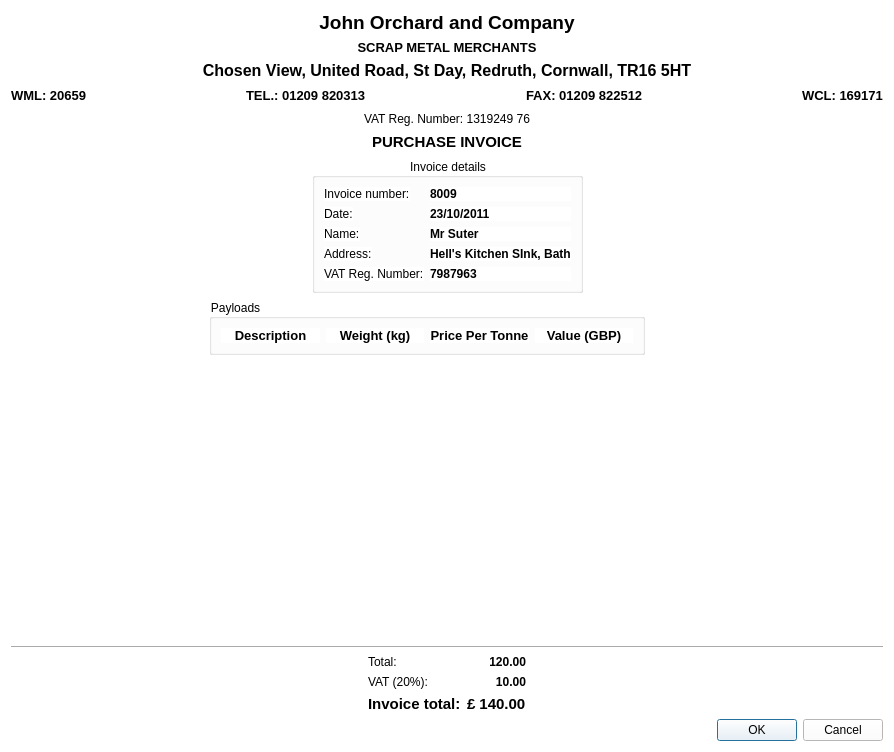
Old version of the form main_program/gui_interface_designs/invoice_review_dialog_design.ui in the repository yimenhfeifei/josm-invoice.
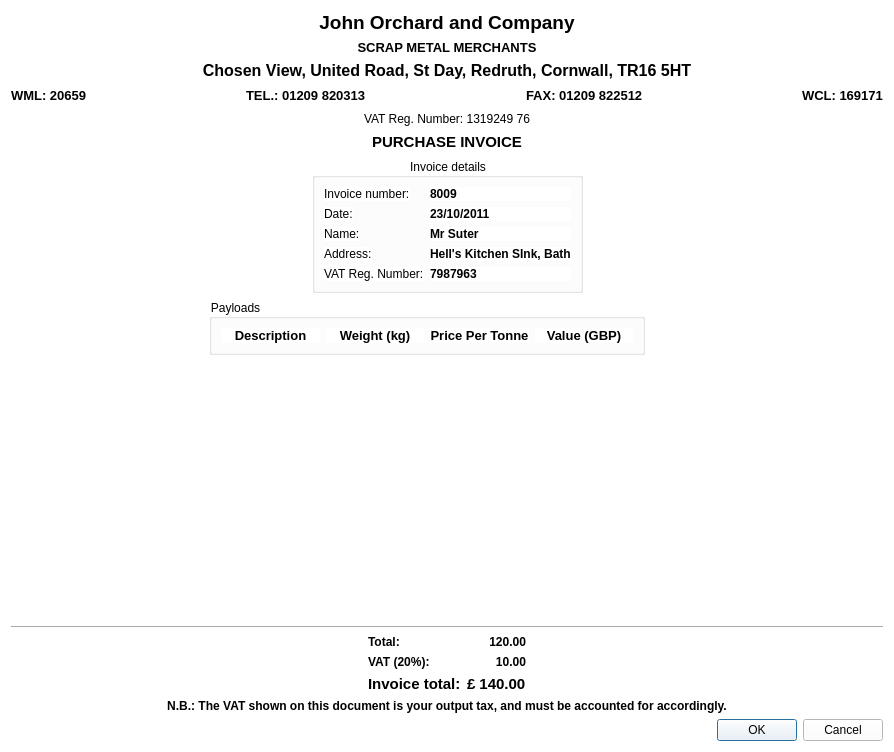
New version of the form.

```diff
--- a/main_program/gui_interface_designs/invoice_review_dialog_design.ui
+++ b/main_program/gui_interface_designs/invoice_review_dialog_design.ui
@@ -526,14 +526,22 @@
        <item row="0" column="0">
         <widget class="QLabel" name="label_9">
          <property name="text">
-          <string>Total:</string>
+          <string>&lt;!DOCTYPE HTML PUBLIC &quot;-//W3C//DTD HTML 4.0//EN&quot; &quot;http://www.w3.org/TR/REC-html40/strict.dtd&quot;&gt;
+&lt;html&gt;&lt;head&gt;&lt;meta name=&quot;qrichtext&quot; content=&quot;1&quot; /&gt;&lt;style type=&quot;text/css&quot;&gt;
+p, li { white-space: pre-wrap; }
+&lt;/style&gt;&lt;/head&gt;&lt;body style=&quot; font-family:'Sans Serif'; font-size:9pt; font-weight:400; font-style:normal;&quot;&gt;
+&lt;p style=&quot; margin-top:0px; margin-bottom:0px; margin-left:0px; margin-right:0px; -qt-block-indent:0; text-indent:0px;&quot;&gt;&lt;span style=&quot; font-weight:600;&quot;&gt;Total:&lt;/span&gt;&lt;/p&gt;&lt;/body&gt;&lt;/html&gt;</string>
          </property>
         </widget>
        </item>
        <item row="1" column="0">
         <widget class="QLabel" name="label_10">
          <property name="text">
-          <string>VAT (20%):</string>
+          <string>&lt;!DOCTYPE HTML PUBLIC &quot;-//W3C//DTD HTML 4.0//EN&quot; &quot;http://www.w3.org/TR/REC-html40/strict.dtd&quot;&gt;
+&lt;html&gt;&lt;head&gt;&lt;meta name=&quot;qrichtext&quot; content=&quot;1&quot; /&gt;&lt;style type=&quot;text/css&quot;&gt;
+p, li { white-space: pre-wrap; }
+&lt;/style&gt;&lt;/head&gt;&lt;body style=&quot; font-family:'Sans Serif'; font-size:9pt; font-weight:400; font-style:normal;&quot;&gt;
+&lt;p style=&quot; margin-top:0px; margin-bottom:0px; margin-left:0px; margin-right:0px; -qt-block-indent:0; text-indent:0px;&quot;&gt;&lt;span style=&quot; font-weight:600;&quot;&gt;VAT (20%):&lt;/span&gt;&lt;/p&gt;&lt;/body&gt;&lt;/html&gt;</string>
          </property>
         </widget>
        </item>
@@ -604,6 +612,26 @@
      </item>
     </layout>
    </item>
+   <item>
+    <widget class="QLabel" name="label_15">
+     <property name="text">
+      <string>&lt;!DOCTYPE HTML PUBLIC &quot;-//W3C//DTD HTML 4.0//EN&quot; &quot;http://www.w3.org/TR/REC-html40/strict.dtd&quot;&gt;
+&lt;html&gt;&lt;head&gt;&lt;meta name=&quot;qrichtext&quot; content=&quot;1&quot; /&gt;&lt;style type=&quot;text/css&quot;&gt;
+p, li { white-space: pre-wrap; }
+&lt;/style&gt;&lt;/head&gt;&lt;body style=&quot; font-family:'Sans Serif'; font-size:9pt; font-weight:400; font-style:normal;&quot;&gt;
+&lt;p style=&quot; margin-top:0px; margin-bottom:0px; margin-left:0px; margin-right:0px; -qt-block-indent:0; text-indent:0px;&quot;&gt;&lt;span style=&quot; font-weight:600;&quot;&gt;N.B.: The VAT shown on this document is your output tax, and must be accounted for accordingly.&lt;/span&gt;&lt;/p&gt;&lt;/body&gt;&lt;/html&gt;</string>
+     </property>
+     <property name="alignment">
+      <set>Qt::AlignCenter</set>
+     </property>
+     <property name="wordWrap">
+      <bool>false</bool>
+     </property>
+     <property name="margin">
+      <number>10</number>
+     </property>
+    </widget>
+   </item>
    <item>
     <widget class="QDialogButtonBox" name="confirmbox">
      <property name="standardButtons">
```
Left out of the diff: 2 changed lines with no effect on the pictures.
